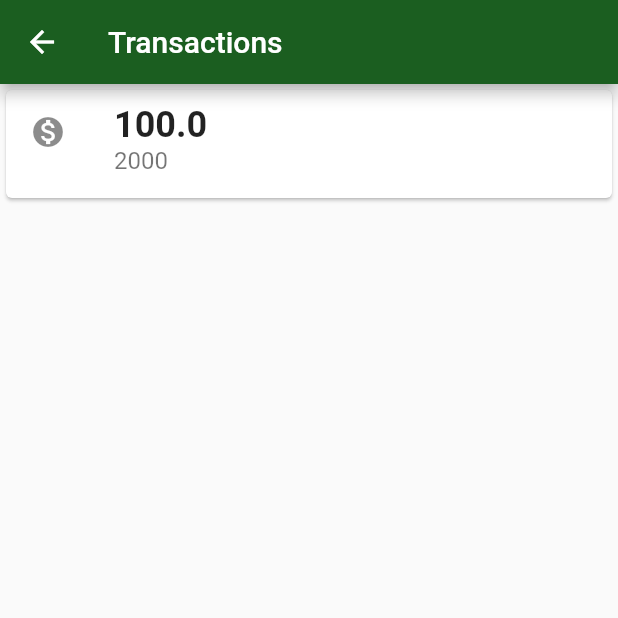
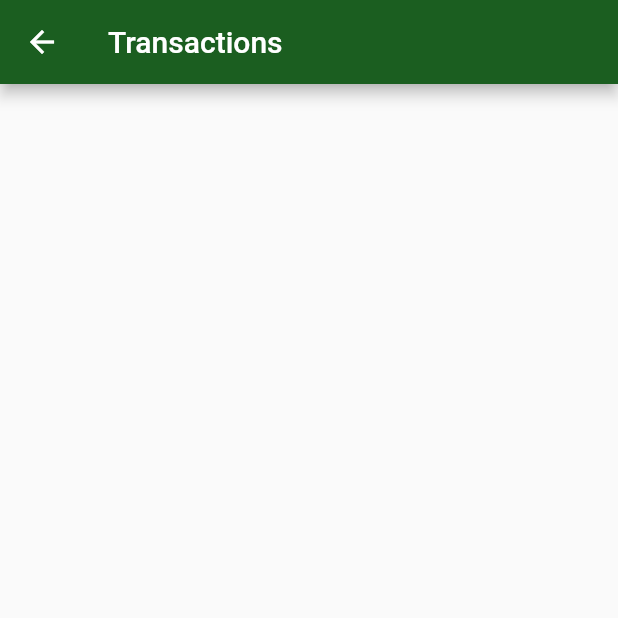
Before and after one commit to jgnogueira/app-bytebank-web-api, a Flutter app: the TransactionsList screen opened directly, on a phone screen of 412 x 824 dp, the top half of it. Run offline on Flutter 3.47's test engine with Material 2 defaults, Android fonts, the phone set to English and light mode, and no system bars; our stand-ins replace sqflite; accounts and stored records are empty.

Commit message:
Remoção de método que criava contato na lista de transferências

```diff
--- a/lib/screens/transactions_list.dart
+++ b/lib/screens/transactions_list.dart
@@ -1,4 +1,3 @@
-import 'package:bytebank_armazenamento_interno/models/contact.dart';
 import 'package:bytebank_armazenamento_interno/models/transaction.dart';
 import 'package:flutter/material.dart';
 
@@ -7,7 +6,6 @@ class TransactionsList extends StatelessWidget {
 
   @override
   Widget build(BuildContext context) {
-    transactions.add(Transaction(100.0, Contact(0, 'Embiid', 2000)));
     return Scaffold(
       appBar: AppBar(
         title: Text('Transactions'),
```
